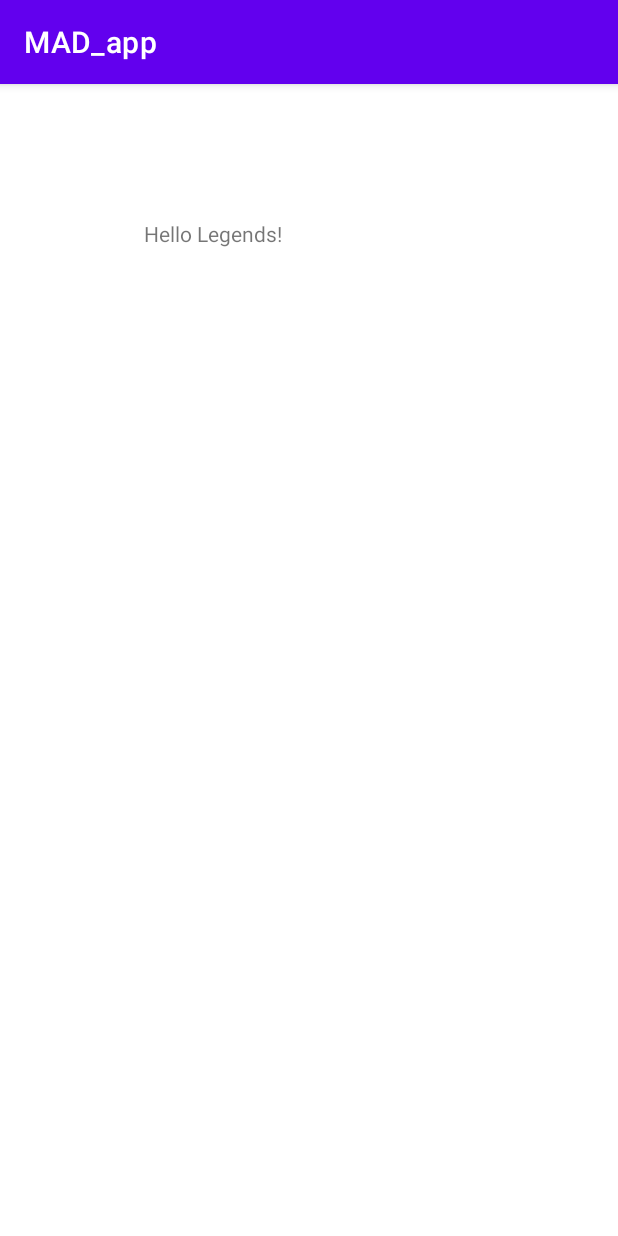
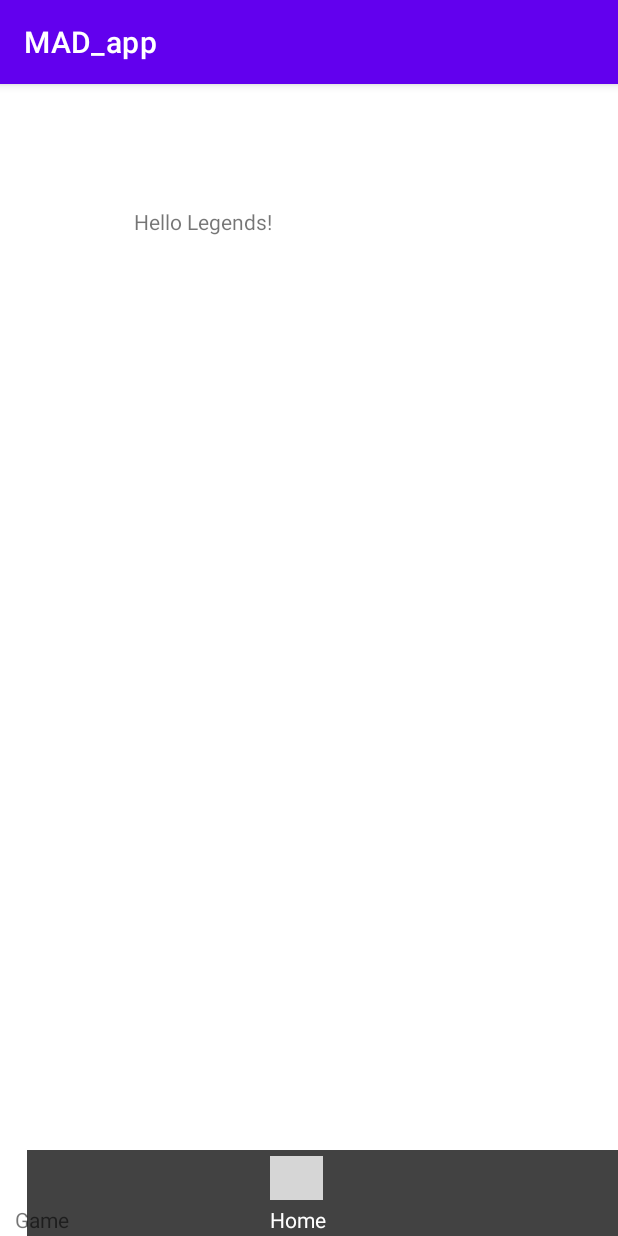
Before and after one commit to nipunbandara/Gaming-Tournaments-Mobile-Applicatin, an Android app: the screen it shows after launch (MainActivity), on a phone screen of 412 x 824 dp. Run offline under Robolectric (Android 15) with nearby library versions, the phone set to English and light mode, and no system bars; grey boxes are pictures that could not be loaded.

Commit message:
UI initialized

```diff
--- a/app/src/main/res/layout/activity_main.xml
+++ b/app/src/main/res/layout/activity_main.xml
@@ -6,15 +6,57 @@
     android:layout_height="match_parent"
     tools:context=".MainActivity">
 
+    <androidx.appcompat.widget.Toolbar
+        android:id="@+id/toolbar"
+        android:layout_width="394dp"
+        android:layout_height="57dp"
+        android:background="#424242"
+        android:minHeight="?attr/actionBarSize"
+        android:theme="?attr/actionBarTheme"
+        app:layout_constraintBottom_toBottomOf="parent"
+        app:layout_constraintEnd_toEndOf="parent"
+        app:layout_constraintHorizontal_bias="1.0"
+        app:layout_constraintStart_toStartOf="parent" />
+
     <TextView
+        android:id="@+id/textView2"
         android:layout_width="wrap_content"
         android:layout_height="wrap_content"
+        android:layout_marginStart="89dp"
+        android:layout_marginTop="82dp"
         android:text="Hello Legends!"
+        app:layout_constraintStart_toStartOf="parent"
+        app:layout_constraintTop_toTopOf="parent" />
+
+    <TextView
+        android:id="@+id/textView"
+        android:layout_width="wrap_content"
+        android:layout_height="wrap_content"
+        android:layout_marginStart="10dp"
+        android:layout_marginBottom="1dp"
+        android:text="Game"
         app:layout_constraintBottom_toBottomOf="parent"
-        app:layout_constraintHorizontal_bias="0.299"
-        app:layout_constraintLeft_toLeftOf="parent"
-        app:layout_constraintRight_toRightOf="parent"
-        app:layout_constraintTop_toTopOf="parent"
-        app:layout_constraintVertical_bias="0.12" />
+        app:layout_constraintStart_toStartOf="parent" />
+
+    <TextView
+        android:id="@+id/textView3"
+        android:layout_width="wrap_content"
+        android:layout_height="wrap_content"
+        android:layout_marginStart="180dp"
+        android:layout_marginBottom="1dp"
+        android:text="Home"
+        android:textColor="#FFFFFF"
+        app:layout_constraintBottom_toBottomOf="parent"
+        app:layout_constraintStart_toStartOf="parent" />
+
+    <ImageView
+        android:id="@+id/imageView3"
+        android:layout_width="35dp"
+        android:layout_height="29dp"
+        android:layout_marginStart="180dp"
+        android:layout_marginBottom="24dp"
+        app:layout_constraintBottom_toBottomOf="parent"
+        app:layout_constraintStart_toStartOf="parent"
+        app:srcCompat="@drawable/homewhite" />
 
 </androidx.constraintlayout.widget.ConstraintLayout>
--- a/app/src/main/res/layout/activity_tournament_create.xml
+++ b/app/src/main/res/layout/activity_tournament_create.xml
@@ -4,6 +4,4 @@
     xmlns:tools="http://schemas.android.com/tools"
     android:layout_width="match_parent"
     android:layout_height="match_parent"
-    tools:context=".tournament_create">
-
-</androidx.constraintlayout.widget.ConstraintLayout>
+    tools:context=".tournament_create"/>
```
